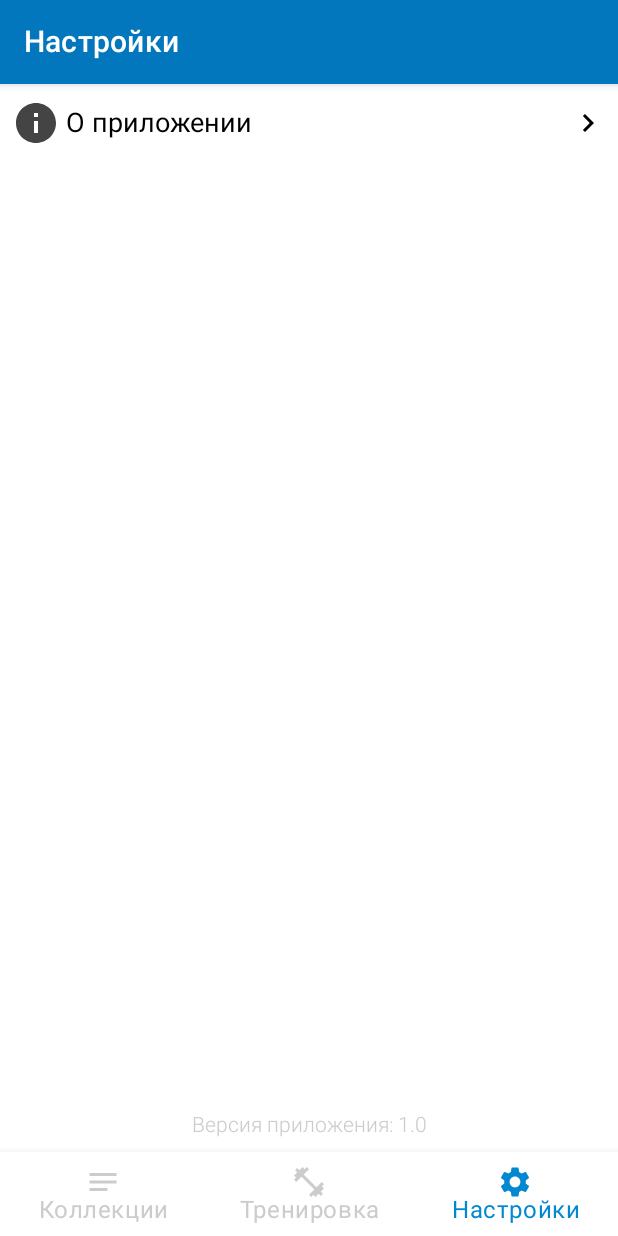
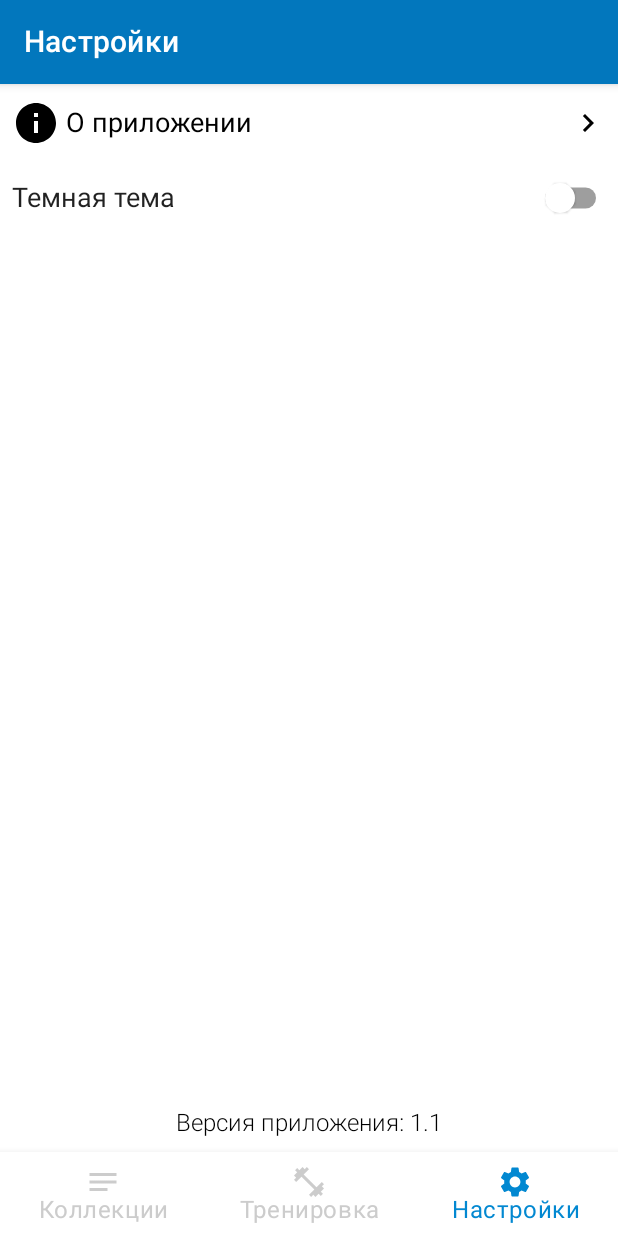
Before and after one commit to zhirnoov/Julia, an Android app built with Jetpack Compose: the screen it shows after launch (MainActivity), item 3 of the bottom bar chosen, on a phone screen of 412 x 824 dp. Run offline under Robolectric (Android 15) with nearby library versions, the phone set to English and light mode, and no system bars; our stand-ins replace Dagger/Hilt's generated code, Room's generated code, Voyager; 6 statements that could not run were skipped.

Commit message:
add func changing app theme

```diff
--- a/app/build.gradle
+++ b/app/build.gradle
@@ -84,5 +84,8 @@ dependencies {
     kapt "androidx.room:room-compiler:$roomVersion"
 
     //Splash
-    implementation 'androidx.core:core-splashscreen:1.0.0-alpha02'
+    implementation "androidx.core:core-splashscreen:1.0.0-beta02"
+
+    //DataStore
+    implementation "androidx.datastore:datastore-preferences:1.1.0-alpha01"
 }
--- /dev/null
+++ b/app/src/main/java/com/github/zhirnoov/julia/data/datastore/StoreTheme.kt
@@ -0,0 +1,35 @@
+package com.github.zhirnoov.julia.data.datastore
+
+import android.content.Context
+import androidx.compose.runtime.rememberCoroutineScope
+import androidx.datastore.core.DataStore
+import androidx.datastore.preferences.core.Preferences
+import androidx.datastore.preferences.core.booleanPreferencesKey
+import androidx.datastore.preferences.core.edit
+import androidx.datastore.preferences.preferencesDataStore
+import kotlinx.coroutines.CoroutineScope
+import kotlinx.coroutines.Dispatchers
+import kotlinx.coroutines.coroutineScope
+import kotlinx.coroutines.flow.*
+import javax.inject.Inject
+import kotlin.coroutines.coroutineContext
+
+class StoreTheme @Inject constructor(private val context : Context) {
+
+    companion object {
+        private val Context.dataStore: DataStore<Preferences> by preferencesDataStore("theme")
+        val THEME_STORE_KEY = booleanPreferencesKey("theme_store")
+    }
+
+
+    val getTheme : Flow<Boolean> = context.dataStore.data.map {
+        it[THEME_STORE_KEY] ?: false
+    }
+
+    suspend fun saveTheme(isDarkTheme : Boolean) {
+        context.dataStore.edit {
+            it[THEME_STORE_KEY] = isDarkTheme
+        }
+    }
+
+}
--- a/app/src/main/java/com/github/zhirnoov/julia/di/DataModule.kt
+++ b/app/src/main/java/com/github/zhirnoov/julia/di/DataModule.kt
@@ -11,7 +11,7 @@ import dagger.hilt.components.SingletonComponent
 
 @Module
 @InstallIn(SingletonComponent::class)
-class DataModule {
+class DataModule() {
 
     @Provides
     fun provideDatabase(@ApplicationContext context: Context): AppDatabase =
@@ -26,4 +26,7 @@ class DataModule {
 
     @Provides
     fun provideCollectionDao(db : AppDatabase) = db.collectionDao()
+
+    @Provides
+    fun provideContext(@ApplicationContext context: Context) = context
 }
--- a/app/src/main/java/com/github/zhirnoov/julia/di/DomainModule.kt
+++ b/app/src/main/java/com/github/zhirnoov/julia/di/DomainModule.kt
@@ -25,4 +25,5 @@ class DomainModule {
     fun provideCollectionRepository(collectionLocalDataSource: CollectionLocalDataSource): CollectionRepository {
         return CollectionRepositoryImpl(collectionLocalDataSource = collectionLocalDataSource)
     }
+
 }
--- a/app/src/main/java/com/github/zhirnoov/julia/presentation/MainActivity.kt
+++ b/app/src/main/java/com/github/zhirnoov/julia/presentation/MainActivity.kt
@@ -4,80 +4,64 @@ import android.os.Bundle
 import androidx.activity.ComponentActivity
 import androidx.activity.compose.setContent
 import androidx.activity.viewModels
-import androidx.compose.foundation.layout.Column
-import androidx.compose.foundation.layout.RowScope
-import androidx.compose.foundation.layout.padding
-import androidx.compose.material.*
-import androidx.compose.runtime.Composable
-import androidx.compose.ui.Modifier
-import androidx.compose.ui.graphics.Color
-import androidx.compose.ui.unit.dp
-import androidx.compose.ui.unit.sp
+import androidx.compose.foundation.isSystemInDarkTheme
+import androidx.compose.runtime.*
 import androidx.core.splashscreen.SplashScreen.Companion.installSplashScreen
-import cafe.adriel.voyager.navigator.tab.CurrentTab
-import cafe.adriel.voyager.navigator.tab.LocalTabNavigator
-import cafe.adriel.voyager.navigator.tab.Tab
-import cafe.adriel.voyager.navigator.tab.TabNavigator
-import com.github.zhirnoov.julia.navigation.tabs.CollectionsTab
-import com.github.zhirnoov.julia.navigation.tabs.SettingsTab
-import com.github.zhirnoov.julia.navigation.tabs.TrainingTab
-import com.github.zhirnoov.julia.presentation.viewmodels.SplashViewModel
-import com.github.zhirnoov.julia.utlis.RememberWindowInfo
-import com.github.zhirnoov.julia.utlis.WindowInfo
+import androidx.lifecycle.Lifecycle
+import androidx.lifecycle.lifecycleScope
+import androidx.lifecycle.repeatOnLifecycle
+import com.github.zhirnoov.julia.presentation.viewmodels.MainUIState
+import com.github.zhirnoov.julia.presentation.viewmodels.MainViewModel
+import com.github.zhirnoov.julia.ui.theme.JuliaAppTheme
 import dagger.hilt.android.AndroidEntryPoint
+import kotlinx.coroutines.flow.collect
+import kotlinx.coroutines.flow.onEach
+import kotlinx.coroutines.launch
 
 @AndroidEntryPoint
 class MainActivity : ComponentActivity() {
 
-    private val viewModel: SplashViewModel by viewModels()
+    private val viewModel : MainViewModel by viewModels()
+
     override fun onCreate(savedInstanceState: Bundle?) {
+        val splashscreen = installSplashScreen()
         super.onCreate(savedInstanceState)
-        installSplashScreen().apply {
-            setKeepVisibleCondition {
-                viewModel.isLoading.value
+
+        var uiState : MainUIState by mutableStateOf(MainUIState.Loading)
+
+        lifecycleScope.launch {
+            lifecycle.repeatOnLifecycle(Lifecycle.State.STARTED) {
+                viewModel.uiState
+                    .onEach {
+                        uiState = it
+                    }
+                    .collect()
             }
         }
+
+        splashscreen.setKeepOnScreenCondition {
+            when(uiState) {
+                MainUIState.Loading -> true
+                is MainUIState.Success -> false
+            }
+        }
+
+
         setContent {
 
-            TabNavigator(tab = CollectionsTab) {
-                Scaffold(content = {
-                    Column(modifier = Modifier.padding(it)) {
-                        CurrentTab()
-                    }
-                },
-                    bottomBar = {
-                        BottomNavigation(backgroundColor = Color.White) {
-                            TabNavigationItem(CollectionsTab)
-                            TabNavigationItem(TrainingTab)
-                            TabNavigationItem(SettingsTab)
-                        }
-                    })
+            val isDarkTheme = shouldUseDarkTheme(uiState)
+
+            JuliaAppTheme(darkTheme = isDarkTheme) {
+                MainScreen()
             }
         }
     }
+
+    @Composable
+    private fun shouldUseDarkTheme(uiState: MainUIState): Boolean =
+        when(uiState) {
+            MainUIState.Loading-> isSystemInDarkTheme()
+            is MainUIState.Success -> uiState.isDarkTheme
+        }
+
 }
-
-@Composable
-fun RowScope.TabNavigationItem(tab: Tab) {
-    val tabNavigation = LocalTabNavigator.current
-
-    val windowInfo = RememberWindowInfo()
-
-    BottomNavigationItem(selected = tabNavigation.current == tab,
-        label = {
-            Text(
-                text = tab.options.title, fontSize =
-                if (windowInfo.screenWidthInfo is WindowInfo.WindowType.Expanded) 20.sp else 16.sp
-            )
-        },
-        onClick = { tabNavigation.current = tab },
-        selectedContentColor = Color(0xFF0288d1),
-        unselectedContentColor = Color.LightGray,
-        icon = { Icon(painter = tab.options.icon!!, contentDescription = tab.options.title) }
-
-
-                /*В чем разница между val и const val?
-    val - константа времени выполнения, т.е. хранит ссылку на объект, которую нельзя изменить, зато можно изменять сам объект.
-    cons val - константа времени компиляции, т.е. значение известно во время компиляции и не может быть изменено ни при каких обстоятельствах.*/
-    )
-}
--- /dev/null
+++ b/app/src/main/java/com/github/zhirnoov/julia/presentation/MainScreen.kt
@@ -0,0 +1,60 @@
+package com.github.zhirnoov.julia.presentation
+
+import androidx.compose.foundation.isSystemInDarkTheme
+import androidx.compose.foundation.layout.Column
+import androidx.compose.foundation.layout.RowScope
+import androidx.compose.foundation.layout.padding
+import androidx.compose.material.*
+import androidx.compose.runtime.Composable
+import androidx.compose.ui.Modifier
+import androidx.compose.ui.graphics.Color
+import androidx.compose.ui.unit.sp
+import cafe.adriel.voyager.navigator.tab.CurrentTab
+import cafe.adriel.voyager.navigator.tab.LocalTabNavigator
+import cafe.adriel.voyager.navigator.tab.Tab
+import cafe.adriel.voyager.navigator.tab.TabNavigator
+import com.github.zhirnoov.julia.navigation.tabs.CollectionsTab
+import com.github.zhirnoov.julia.navigation.tabs.SettingsTab
+import com.github.zhirnoov.julia.navigation.tabs.TrainingTab
+import com.github.zhirnoov.julia.ui.theme.JuliaAppTheme
+import com.github.zhirnoov.julia.utlis.RememberWindowInfo
+import com.github.zhirnoov.julia.utlis.WindowInfo
+
+@Composable
+fun MainScreen() {
+    TabNavigator(tab = CollectionsTab) {
+        Scaffold(content = {
+            Column(modifier = Modifier.padding(it)) {
+                CurrentTab()
+            }
+        },
+            bottomBar = {
+                BottomNavigation(backgroundColor = MaterialTheme.colors.background) {
+                    TabNavigationItem(CollectionsTab)
+                    TabNavigationItem(TrainingTab)
+                    TabNavigationItem(SettingsTab)
+                }
+
+
+            })
+    }
+}
+
+@Composable
+fun RowScope.TabNavigationItem(tab: Tab) {
+    val tabNavigation = LocalTabNavigator.current
+
+    val windowInfo = RememberWindowInfo()
+    BottomNavigationItem(selected = tabNavigation.current == tab,
+        label = {
+            Text(
+                text = tab.options.title, fontSize =
+                if (windowInfo.screenWidthInfo is WindowInfo.WindowType.Expanded) 20.sp else 16.sp
+            )
+        },
+        onClick = { tabNavigation.current = tab },
+        selectedContentColor = Color(0xFF0288d1),
+        unselectedContentColor = Color.LightGray,
+        icon = { Icon(painter = tab.options.icon!!, contentDescription = tab.options.title) }
+    )
+}
--- a/app/src/main/java/com/github/zhirnoov/julia/presentation/screens/MainScreen.kt
+++ /dev/null
@@ -1,15 +0,0 @@
-package com.github.zhirnoov.julia.presentation.screens
-
-import androidx.compose.foundation.layout.RowScope
-import androidx.compose.material.BottomNavigationItem
-import androidx.compose.material.Icon
-import androidx.compose.material.Text
-import androidx.compose.runtime.Composable
-import androidx.compose.ui.graphics.Color
-import cafe.adriel.voyager.navigator.tab.LocalTabNavigator
-import cafe.adriel.voyager.navigator.tab.Tab
-
-@Composable
-fun MainScreen() {
-
-}
--- a/app/src/main/java/com/github/zhirnoov/julia/presentation/screens/cards/EmptyCardMessage.kt
+++ b/app/src/main/java/com/github/zhirnoov/julia/presentation/screens/cards/EmptyCardMessage.kt
@@ -1,11 +1,14 @@
 package com.github.zhirnoov.julia.presentation.screens.cards
 
 import androidx.compose.foundation.Image
+import androidx.compose.foundation.isSystemInDarkTheme
 import androidx.compose.foundation.layout.*
+import androidx.compose.material.MaterialTheme
 import androidx.compose.material.Text
 import androidx.compose.runtime.Composable
 import androidx.compose.ui.Alignment
 import androidx.compose.ui.Modifier
+import androidx.compose.ui.graphics.Color
 import androidx.compose.ui.res.painterResource
 import androidx.compose.ui.res.stringResource
 import androidx.compose.ui.text.font.FontWeight
--- a/app/src/main/java/com/github/zhirnoov/julia/presentation/screens/collections/CollectionsScreen.kt
+++ b/app/src/main/java/com/github/zhirnoov/julia/presentation/screens/collections/CollectionsScreen.kt
@@ -2,6 +2,7 @@ package com.github.zhirnoov.julia.presentation.screens.collections
 
 
 import androidx.compose.foundation.clickable
+import androidx.compose.foundation.isSystemInDarkTheme
 import androidx.compose.foundation.layout.*
 import androidx.compose.foundation.shape.RoundedCornerShape
 import androidx.compose.material.*
@@ -21,6 +22,7 @@ import com.github.zhirnoov.julia.data.database.entity.CollectionEntity
 import com.github.zhirnoov.julia.domain.UIState
 import com.github.zhirnoov.julia.presentation.screens.LoadingProcess
 import com.github.zhirnoov.julia.presentation.viewmodels.CollectionViewModel
+import com.github.zhirnoov.julia.ui.theme.JuliaAppTheme
 import com.github.zhirnoov.julia.utlis.RememberWindowInfo
 import com.github.zhirnoov.julia.utlis.WindowInfo
 import kotlinx.coroutines.launch
--- a/app/src/main/java/com/github/zhirnoov/julia/presentation/screens/settings/SettingsScreen.kt
+++ b/app/src/main/java/com/github/zhirnoov/julia/presentation/screens/settings/SettingsScreen.kt
@@ -6,16 +6,20 @@ import androidx.compose.material.*
 import androidx.compose.material.icons.Icons
 import androidx.compose.material.icons.filled.Info
 import androidx.compose.material.icons.filled.KeyboardArrowRight
-import androidx.compose.runtime.Composable
+import androidx.compose.runtime.*
 import androidx.compose.ui.Alignment
 import androidx.compose.ui.Modifier
 import androidx.compose.ui.graphics.Color
+import androidx.compose.ui.platform.LocalContext
 import androidx.compose.ui.text.font.FontWeight
 import androidx.compose.ui.unit.dp
 import androidx.compose.ui.unit.sp
 import cafe.adriel.voyager.navigator.LocalNavigator
 import cafe.adriel.voyager.navigator.currentOrThrow
+import com.github.zhirnoov.julia.data.datastore.StoreTheme
 import com.github.zhirnoov.julia.navigation.screens.AboutScreenNav
+import com.github.zhirnoov.julia.presentation.viewmodels.MainViewModel
+import kotlinx.coroutines.launch
 
 @Composable
 fun SettingsScreen(modifier: Modifier = Modifier) {
@@ -23,8 +27,7 @@ fun SettingsScreen(modifier: Modifier = Modifier) {
     val navigation = LocalNavigator.currentOrThrow
 
     Scaffold(topBar = {
-        TopAppBar(
-            backgroundColor = Color(0xFF0277BD),
+        TopAppBar(backgroundColor = Color(0xFF0277BD),
             title = { Text(text = "Настройки", color = Color.White) })
     }, content = { padding ->
         Column(
@@ -44,20 +47,26 @@ fun SettingsScreen(modifier: Modifier = Modifier) {
                     modifier = modifier.size(32.dp),
                     imageVector = Icons.Filled.Info,
                     contentDescription = "info icon",
-                    tint = Color.DarkGray
+                    tint = MaterialTheme.colors.onBackground
                 )
                 Text(
                     modifier = Modifier
                         .weight(1f)
-                        .padding(start = 4.dp), text = "О приложении",
+                        .padding(start = 4.dp),
+                    text = "О приложении",
                     fontSize = 18.sp,
-                    fontWeight = FontWeight.W400
+                    fontWeight = FontWeight.W400,
+                    color = MaterialTheme.colors.onBackground,
                 )
                 Icon(
                     imageVector = Icons.Filled.KeyboardArrowRight,
-                    contentDescription = "icon arrow right"
+                    contentDescription = "icon arrow right",
+                    tint = MaterialTheme.colors.onBackground,
                 )
             }
+
+
+            SwitchThemes()
             Column(
                 modifier = Modifier
                     .fillMaxSize()
@@ -66,13 +75,41 @@ fun SettingsScreen(modifier: Modifier = Modifier) {
                 horizontalAlignment = Alignment.CenterHorizontally
             ) {
                 Text(
-                    "Версия приложения: 1.0",
-                    color = Color.LightGray,
+                    "Версия приложения: 1.1",
+                    color = MaterialTheme.colors.onBackground,
                     fontWeight = FontWeight.W300
                 )
             }
         }
+    })
+}
 
-    })
+@Composable
+fun SwitchThemes(modifier: Modifier = Modifier) {
 
+    val context = LocalContext.current
+    val scope = rememberCoroutineScope()
+    val dataStore = StoreTheme(context)
+    val savedTheme = dataStore.getTheme.collectAsState(false)
+
+    var switchState by remember { mutableStateOf(false) }
+
+    Row(
+        modifier
+            .fillMaxWidth()
+            .padding(top = 10.dp, start = 8.dp, end = 8.dp),
+        horizontalArrangement = Arrangement.SpaceBetween,
+        verticalAlignment = Alignment.CenterVertically
+    ) {
+
+        Text(
+            text = "Темная тема", fontSize = 18.sp, fontWeight = FontWeight.W400
+        )
+        Switch(checked = savedTheme.value, onCheckedChange = {
+            switchState = it
+            scope.launch {
+                dataStore.saveTheme(switchState)
+            }
+        })
+    }
 }
--- a/app/src/main/java/com/github/zhirnoov/julia/presentation/screens/training/CardsRepeat.kt
+++ b/app/src/main/java/com/github/zhirnoov/julia/presentation/screens/training/CardsRepeat.kt
@@ -187,7 +187,7 @@ fun FinishTrainingMessage() {
 fun IndicatorProgress(modifier: Modifier, progress: Float) {
 
     Column(modifier = modifier) {
-        BoxWithConstraints(
+        Box(
             modifier = Modifier
                 .fillMaxWidth()
                 .clip(CircleShape)
--- a/app/src/main/java/com/github/zhirnoov/julia/presentation/viewmodels/CollectionViewModel.kt
+++ b/app/src/main/java/com/github/zhirnoov/julia/presentation/viewmodels/CollectionViewModel.kt
@@ -30,20 +30,6 @@ class CollectionViewModel @Inject constructor(
     private val _uiState = MutableStateFlow<UIState>(UIState.Loading)
     val uiState = _uiState.asStateFlow()
 
-    /*init {
-        viewModelScope.launch {
-            getAllCollectionsUseCase.execute().collect {
-                if (it.isEmpty()) {
-                    _uiState.value = UIState.Error
-                } else {
-                    collections.clear()
-                    collections.addAll(it)
-                    _uiState.value = UIState.Success(collections)
-                }
-            }
-        }
-    }*/
-
     fun getAllCollections() {
         viewModelScope.launch {
             getAllCollectionsUseCase.execute().collect {
@@ -75,8 +61,4 @@ class CollectionViewModel @Inject constructor(
         }
     }
 
-/*    suspend fun getCardCountInCollection(collectionId: String) = viewModelScope.launch {
-        _cardCount.value = getCardCountInCollectionUseCase.execute(collectionId = collectionId)
-    }*/
-
 }
--- /dev/null
+++ b/app/src/main/java/com/github/zhirnoov/julia/presentation/viewmodels/MainViewModel.kt
@@ -0,0 +1,30 @@
+package com.github.zhirnoov.julia.presentation.viewmodels
+
+import androidx.compose.runtime.snapshots.SnapshotStateList
+import androidx.lifecycle.ViewModel
+import androidx.lifecycle.viewModelScope
+import com.github.zhirnoov.julia.data.database.entity.CardEntity
+import com.github.zhirnoov.julia.data.datastore.StoreTheme
+import dagger.hilt.android.lifecycle.HiltViewModel
+import kotlinx.coroutines.flow.SharingStarted
+import kotlinx.coroutines.flow.StateFlow
+import kotlinx.coroutines.flow.map
+import kotlinx.coroutines.flow.stateIn
+import javax.inject.Inject
+
+@HiltViewModel
+class MainViewModel @Inject constructor(storeTheme: StoreTheme) : ViewModel() {
+
+    val uiState : StateFlow<MainUIState> = storeTheme.getTheme.map {
+        MainUIState.Success(it)
+    }.stateIn(
+        scope = viewModelScope,
+        initialValue = MainUIState.Loading,
+        started = SharingStarted.WhileSubscribed(5_000)
+    )
+}
+
+sealed class MainUIState {
+    object Loading : MainUIState()
+    data class Success(val isDarkTheme: Boolean) : MainUIState()
+}
--- a/app/src/main/java/com/github/zhirnoov/julia/ui/theme/Color.kt
+++ b/app/src/main/java/com/github/zhirnoov/julia/ui/theme/Color.kt
@@ -9,5 +9,7 @@ val Teal200 = Color(0xFF03DAC5)
 val deepPurple700 = Color(0xff512da8)
 val deepPurple500 = Color(0xff673ab7)
 val deepPurple200 = Color(0xffb39ddb)
+val white = Color(0xFFFFFFFF)
+val black = Color(0xFF000000)
 val green200 = Color(0xffa5d6a7)
 val grey400 = Color(0xffbdbdbd)
--- a/app/src/main/java/com/github/zhirnoov/julia/ui/theme/Theme.kt
+++ b/app/src/main/java/com/github/zhirnoov/julia/ui/theme/Theme.kt
@@ -5,29 +5,36 @@ import androidx.compose.material.MaterialTheme
 import androidx.compose.material.darkColors
 import androidx.compose.material.lightColors
 import androidx.compose.runtime.Composable
+import androidx.compose.ui.graphics.Color
 
 private val DarkColorPalette = darkColors(
     primary = deepPurple200,
+    onPrimary = black,
     primaryVariant = deepPurple700,
-    secondary = green200
+    secondary = green200,
+    onBackground = white,
+    error = deepPurple500,
+    onSurface = black,
+    onError = white,
+    background = black,
 )
 
 private val LightColorPalette = lightColors(
     primary = deepPurple500,
     primaryVariant = deepPurple700,
-    secondary = green200
+    secondary = green200,
+    onBackground = black,
+    background = white,
+    error = deepPurple500,
+    onSurface = black,
+    onError = white,
+    onPrimary = white
 )
 
 @Composable
-fun JuliaAppTheme(darkTheme: Boolean = isSystemInDarkTheme(), content: @Composable () -> Unit) {
-    val colors = if (darkTheme) {
-        DarkColorPalette
-    } else {
-        LightColorPalette
-    }
-
+fun JuliaAppTheme(darkTheme: Boolean, content: @Composable () -> Unit) {
     MaterialTheme(
-        colors = colors,
+        colors = if (darkTheme) DarkColorPalette else LightColorPalette,
         typography = Typography,
         shapes = Shapes,
         content = content
```
Also changed, not shown: app/src/main/java/com/github/zhirnoov/julia/data/database/appdatabase/AppDatabase.kt (+5 -3 lines). Lines whose indentation alone changed are shown as unchanged.
